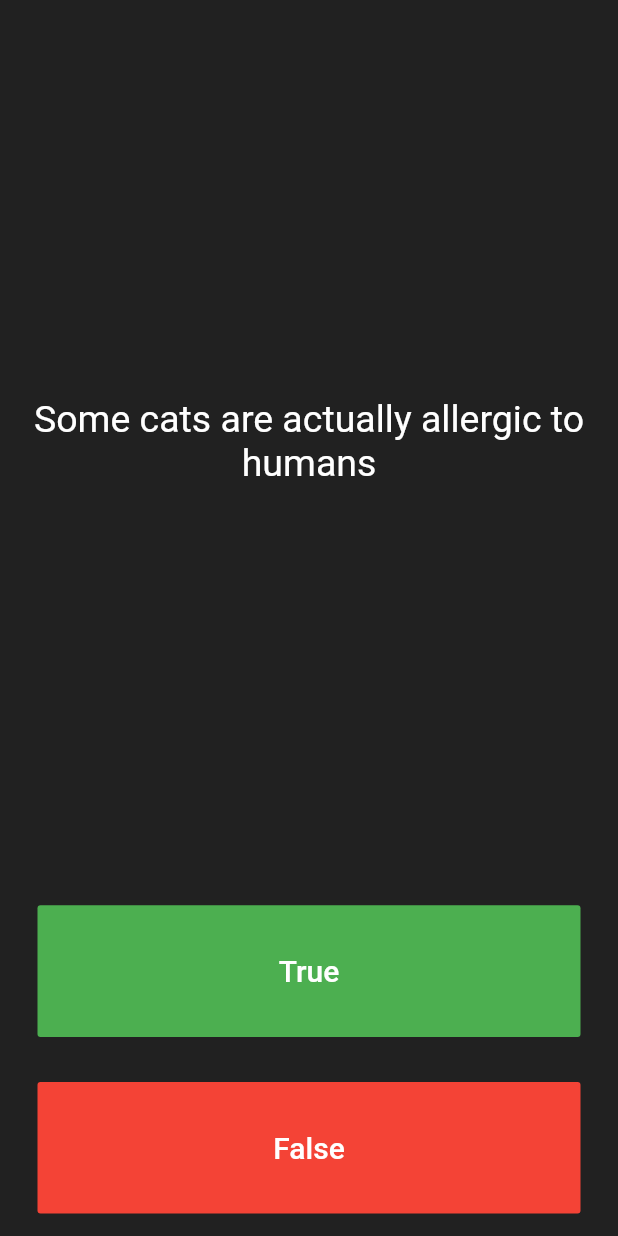
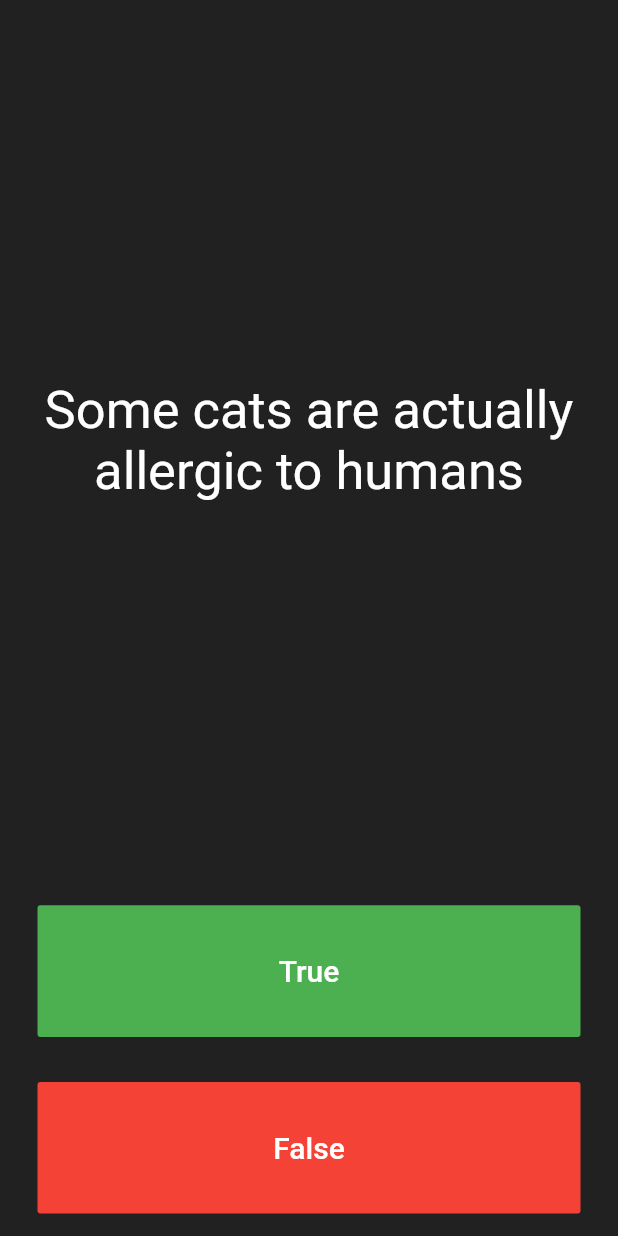
Before and after one commit to Pranavan928/Quizzler-App-Practice, a Flutter app: the screen it shows after launch, on a phone screen of 412 x 824 dp. Run offline on Flutter 3.47's test engine with Material 2 defaults, Android fonts, the phone set to English and light mode, and no system bars; our stand-ins replace rflutter_alert.

Commit message:
cahnge font size

```diff
--- a/lib/main.dart
+++ b/lib/main.dart
@@ -77,7 +77,7 @@ class _QuizPageState extends State<QuizPage> {
                 quizBrain.getQuestionText(),
                 textAlign: TextAlign.center,
                 style: TextStyle(
-                  fontSize: 25.0,
+                  fontSize: 35.0,
                   color: Colors.white,
                 ),
               ),
```
